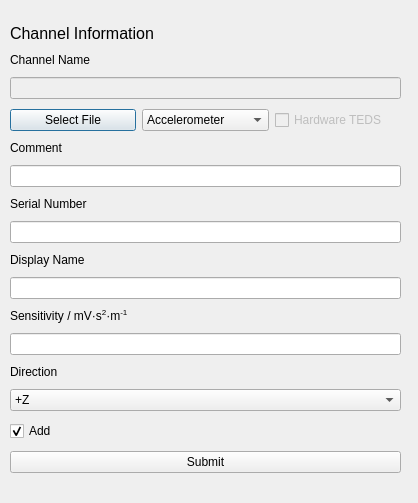
Old version of the form ui/sdlma_channel_gui.ui in the repository SDL-MCI/SDLMA-GUI.
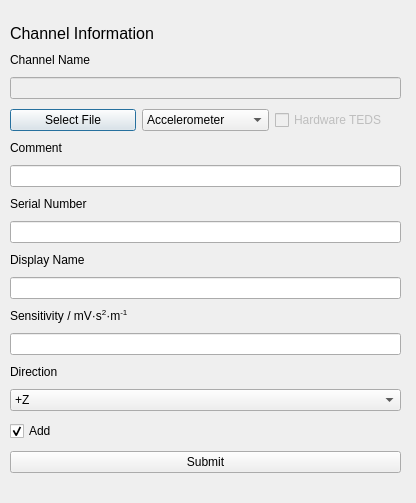
New version of the form.

Diff of the .ui file:
```diff
--- a/ui/sdlma_channel_gui.ui
+++ b/ui/sdlma_channel_gui.ui
@@ -6,7 +6,7 @@
    <rect>
     <x>0</x>
     <y>0</y>
-    <width>418</width>
+    <width>416</width>
     <height>503</height>
    </rect>
   </property>
```
